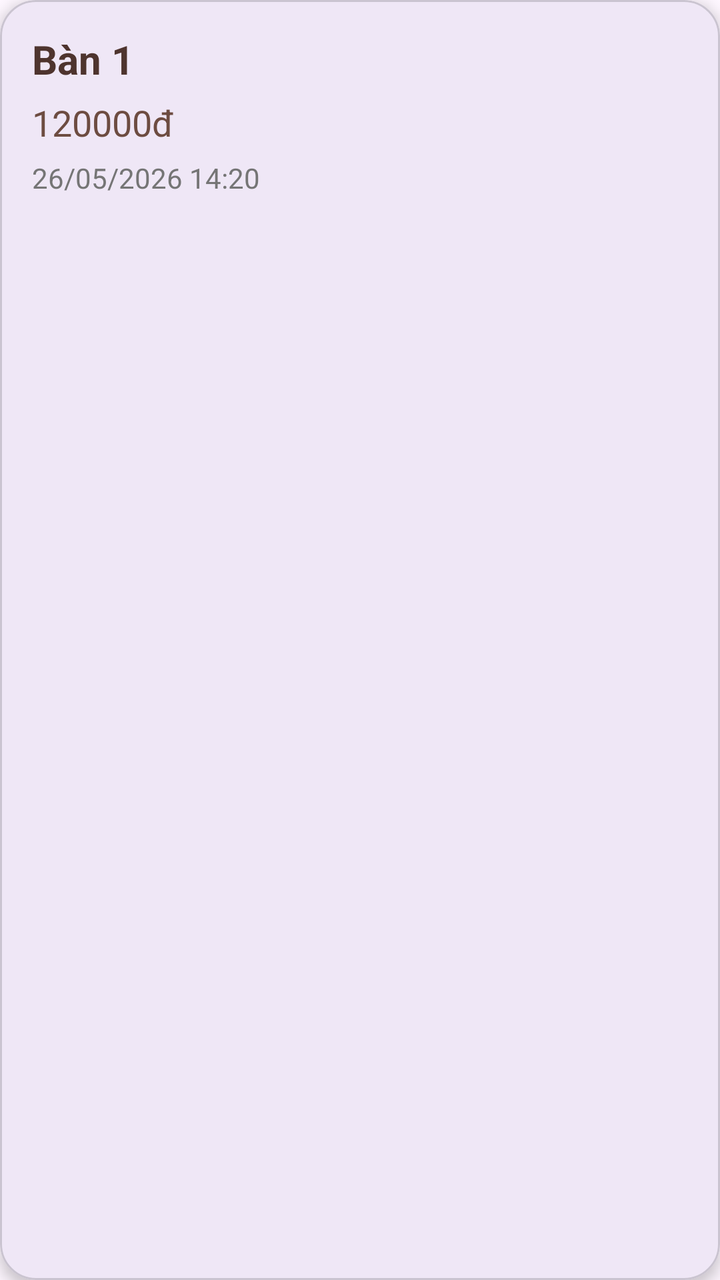
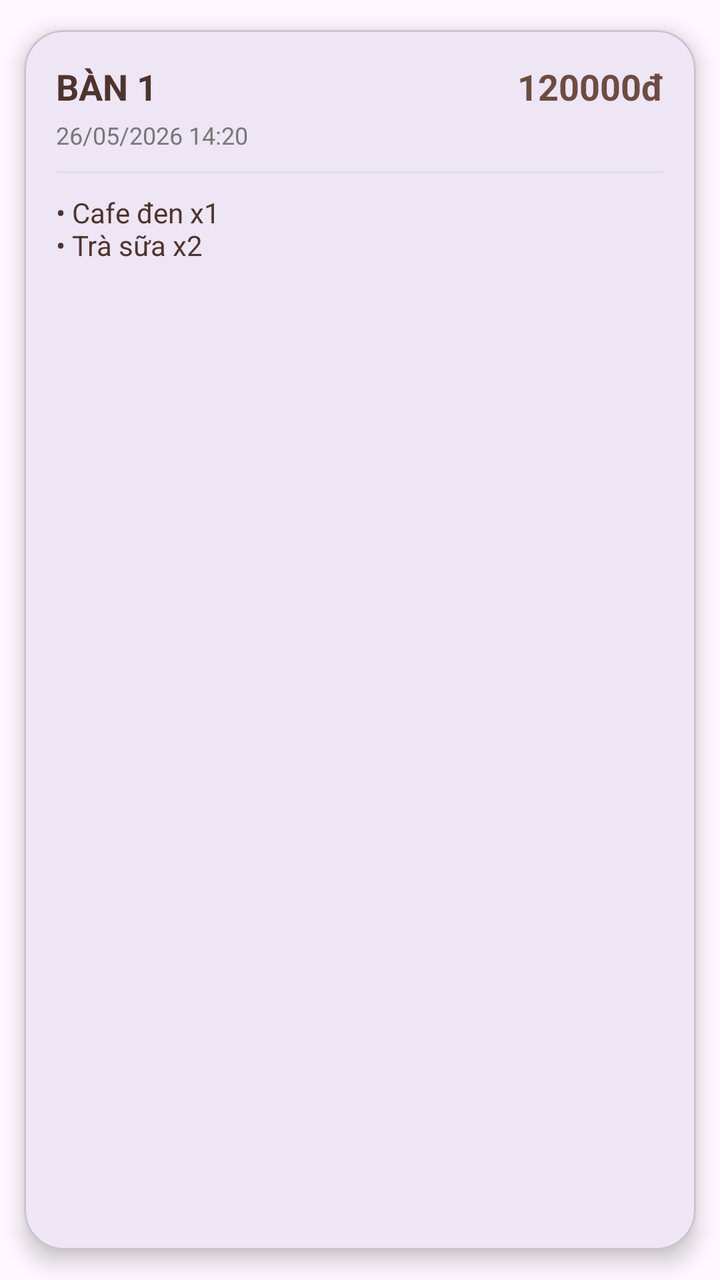

Before-and-after screenshots of an Android layout around one commit, followed by the original layout XML and the change that was made.
<!-- AndroidManifest.xml: application theme Theme.DUANQUANLYBANHANG -->
<!-- res/layout/item_history.xml -->
<?xml version="1.0" encoding="utf-8"?>
<com.google.android.material.card.MaterialCardView
    xmlns:android="http://schemas.android.com/apk/res/android"
    xmlns:app="http://schemas.android.com/apk/res-auto"
    android:layout_width="match_parent"
    android:layout_height="wrap_content"
    android:layout_marginBottom="12dp"
    app:cardCornerRadius="18dp"
    app:cardElevation="4dp">

    <LinearLayout
        android:layout_width="match_parent"
        android:layout_height="wrap_content"
        android:orientation="vertical"
        android:padding="16dp">

        <TextView
            android:id="@+id/txtTable"
            android:layout_width="wrap_content"
            android:layout_height="wrap_content"
            android:text="Bàn 1"
            android:textSize="20sp"
            android:textStyle="bold"
            android:textColor="#4E342E"/>

        <TextView
            android:id="@+id/txtTotal"
            android:layout_width="wrap_content"
            android:layout_height="wrap_content"
            android:text="120000đ"
            android:textSize="18sp"
            android:textColor="#6D4C41"
            android:layout_marginTop="6dp"/>

        <TextView
            android:id="@+id/txtDate"
            android:layout_width="wrap_content"
            android:layout_height="wrap_content"
            android:text="26/05/2026 14:20"
            android:textColor="#757575"
            android:layout_marginTop="6dp"/>

    </LinearLayout>

</com.google.android.material.card.MaterialCardView>
<!-- resources referenced by this layout -->
<resources>
  <style name="Theme.DUANQUANLYBANHANG" parent="Base.Theme.DUANQUANLYBANHANG" />
  <style name="Base.Theme.DUANQUANLYBANHANG" parent="Theme.Material3.Light.NoActionBar">
          
          
      </style>
</resources>

<!-- the commit's change to res/layout/item_history.xml (unified diff, before → after) -->
@@ -4,9 +4,10 @@
     xmlns:app="http://schemas.android.com/apk/res-auto"
     android:layout_width="match_parent"
     android:layout_height="wrap_content"
-    android:layout_marginBottom="12dp"
-    app:cardCornerRadius="18dp"
-    app:cardElevation="4dp">
+    android:layout_margin="10dp"
+    app:cardCornerRadius="20dp"
+    app:cardElevation="6dp"
+    app:cardUseCompatPadding="true">
 
     <LinearLayout
         android:layout_width="match_parent"
@@ -14,31 +15,64 @@
         android:orientation="vertical"
         android:padding="16dp">
 
+        
+        <LinearLayout
+            android:layout_width="match_parent"
+            android:layout_height="wrap_content"
+            android:orientation="horizontal">
+
+            
+            <LinearLayout
+                android:layout_width="0dp"
+                android:layout_height="wrap_content"
+                android:layout_weight="1"
+                android:orientation="vertical">
+
+                <TextView
+                    android:id="@+id/txtTable"
+                    android:layout_width="wrap_content"
+                    android:layout_height="wrap_content"
+                    android:text="BÀN 1"
+                    android:textSize="18sp"
+                    android:textStyle="bold"
+                    android:textColor="#4E342E"/>
+
+                <TextView
+                    android:id="@+id/txtDate"
+                    android:layout_width="wrap_content"
+                    android:layout_height="wrap_content"
+                    android:text="26/05/2026 14:20"
+                    android:textSize="12sp"
+                    android:textColor="#777777"
+                    android:layout_marginTop="4dp"/>
+            </LinearLayout>
+
+            
+            <TextView
+                android:id="@+id/txtTotal"
+                android:layout_width="wrap_content"
+                android:layout_height="wrap_content"
+                android:text="120000đ"
+                android:textSize="18sp"
+                android:textStyle="bold"
+                android:textColor="#6D4C41"/>
+        </LinearLayout>
+
+        
+        <View
+            android:layout_width="match_parent"
+            android:layout_height="1dp"
+            android:background="#E0E0E0"
+            android:layout_marginVertical="10dp"/>
+
+        
         <TextView
-            android:id="@+id/txtTable"
-            android:layout_width="wrap_content"
+            android:id="@+id/txtItems"
+            android:layout_width="match_parent"
             android:layout_height="wrap_content"
-            android:text="Bàn 1"
-            android:textSize="20sp"
-            android:textStyle="bold"
+            android:text="• Cafe đen x1\n• Trà sữa x2"
+            android:textSize="14sp"
             android:textColor="#4E342E"/>
-
-        <TextView
-            android:id="@+id/txtTotal"
-            android:layout_width="wrap_content"
-            android:layout_height="wrap_content"
-            android:text="120000đ"
-            android:textSize="18sp"
-            android:textColor="#6D4C41"
-            android:layout_marginTop="6dp"/>
-
-        <TextView
-            android:id="@+id/txtDate"
-            android:layout_width="wrap_content"
-            android:layout_height="wrap_content"
-            android:text="26/05/2026 14:20"
-            android:textColor="#757575"
-            android:layout_marginTop="6dp"/>
 
     </LinearLayout>
 
